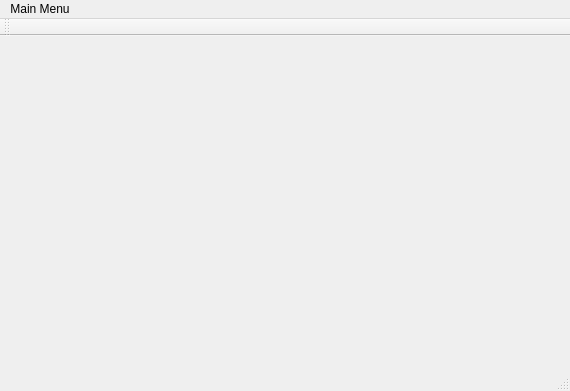
The window that mainwindow.ui (shaunBarker/jumpingCubes) describes before a commit, drawn with Qt 5.
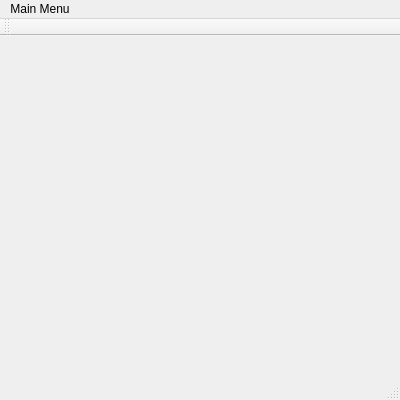
The same window after the commit.

The edit to the form file:
```diff
--- a/mainwindow.ui
+++ b/mainwindow.ui
@@ -6,8 +6,8 @@
    <rect>
     <x>0</x>
     <y>0</y>
-    <width>570</width>
-    <height>391</height>
+    <width>400</width>
+    <height>400</height>
    </rect>
   </property>
   <property name="windowTitle">
@@ -37,7 +37,7 @@
     <rect>
      <x>0</x>
      <y>0</y>
-     <width>570</width>
+     <width>400</width>
      <height>25</height>
     </rect>
    </property>
```
